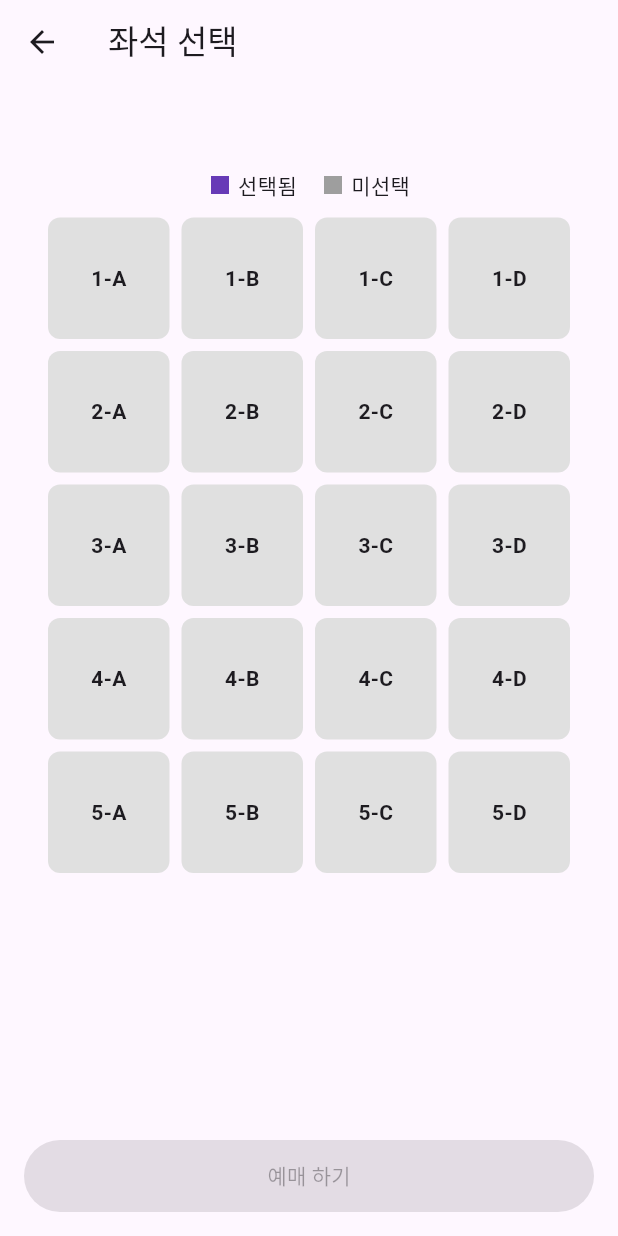
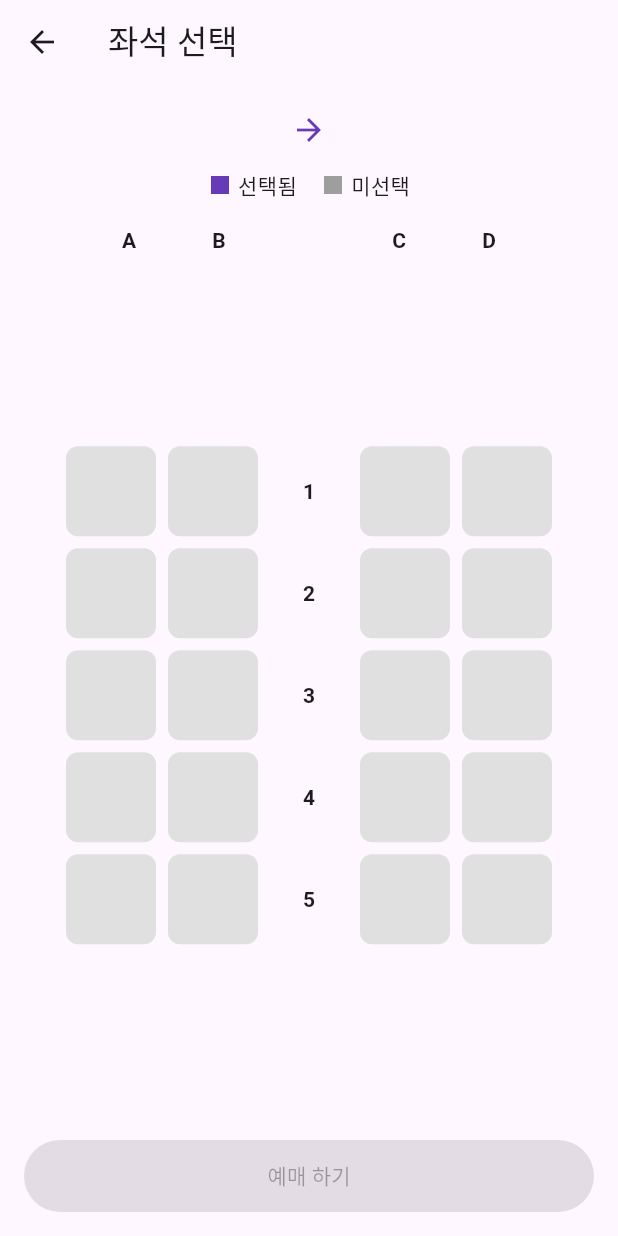
Before and after one commit to singlerose96/flutter_train_app, a Flutter app: the SeatPage screen opened directly with empty values, on a phone screen of 412 x 824 dp. Run offline on Flutter 3.47's test engine with Material 3 defaults, Android fonts, the phone set to English and light mode, and no system bars.

Commit message:
좌석화면 재구성

```diff
--- a/lib/pages/seat_page.dart
+++ b/lib/pages/seat_page.dart
@@ -5,15 +5,21 @@ class SeatPage extends StatefulWidget {
   final String departure;
   final String arrival;
 
-  const SeatPage({super.key, required this.departure, required this.arrival}); // 🟣 ① 출발역/도착역 전달 받음
+  const SeatPage({
+    super.key,
+    required this.departure,
+    required this.arrival,
+  });
 
   @override
   State<SeatPage> createState() => _SeatPageState();
 }
 
 class _SeatPageState extends State<SeatPage> {
-  int? selectedIndex; // 🟣 ② 선택된 좌석 index (null이면 선택 안됨)
-  final List<String> columns = ['A', 'B', 'C', 'D']; // 열 라벨
+  int? selectedIndex;
+  final List<String> columns = ['A', 'B', 'C', 'D'];
+
+  static const double seatSize = 60.0; // 정사각형 좌석 크기
 
   @override
   Widget build(BuildContext context) {
@@ -22,81 +28,41 @@ class _SeatPageState extends State<SeatPage> {
         title: const Text('좌석 선택'),
         leading: IconButton(
           icon: const Icon(Icons.arrow_back),
-          onPressed: () => Navigator.pop(context), // 🟣 뒤로가기 버튼
+          onPressed: () => Navigator.pop(context),
         ),
       ),
       body: Column(
         children: [
           const SizedBox(height: 16),
-          Row( // 🟣 출발역, 도착역 텍스트 표시
+          Row(
             mainAxisAlignment: MainAxisAlignment.spaceEvenly,
             children: [
-              Text(
-                widget.departure,
-                style: const TextStyle(fontSize: 20, color: Colors.deepPurple),
-              ),
-              Text(
-                widget.arrival,
-                style: const TextStyle(fontSize: 20, color: Colors.deepPurple),
-              ),
+              Text(widget.departure, style: const TextStyle(fontSize: 20, color: Colors.deepPurple)),
+              const Icon(Icons.arrow_forward, color: Colors.deepPurple),
+              Text(widget.arrival, style: const TextStyle(fontSize: 20, color: Colors.deepPurple)),
             ],
           ),
           const SizedBox(height: 12),
-          Row( // 🟣 안내 라벨
+          Row(
             mainAxisAlignment: MainAxisAlignment.center,
             children: const [
-
               Icon(Icons.square, color: Colors.deepPurple, size: 16),
               SizedBox(width: 4),
               Text('선택됨'),
-               SizedBox(width: 16),
+              SizedBox(width: 16),
               Icon(Icons.square, color: Colors.grey, size: 16),
               SizedBox(width: 4),
               Text('미선택'),
-
             ],
           ),
           const SizedBox(height: 12),
-          Expanded(
-            child: Padding(
-              padding: const EdgeInsets.symmetric(horizontal: 32),
-              child: GridView.builder(
-                itemCount: 20, // 🟣  총 20개 좌석
-                gridDelegate: const SliverGridDelegateWithFixedCrossAxisCount(
-                  crossAxisCount: 4, // 열 4개
-                  mainAxisSpacing: 8,
-                  crossAxisSpacing: 8,
-                ),
-                itemBuilder: (context, index) {
-                  final isSelected = index == selectedIndex;
-                  final row = (index ~/ 4) + 1; // 1~5
-                  final col = columns[index % 4]; // A~D
-
-                  return GestureDetector(
-                    onTap: () {
-                      setState(() {
-                        selectedIndex = index; // 🟣 좌석 선택 로직: index 저장
-                      });
-                    },
-                    child: Container(
-                      alignment: Alignment.center,
-                      decoration: BoxDecoration(
-                        color: isSelected ? Colors.deepPurple : Colors.grey[300], // 🟣 ⑧ 색상 조건 처리
-                        borderRadius: BorderRadius.circular(8),
-                      ),
-                      child: Text('$row-$col',
-                        style: const TextStyle(fontWeight: FontWeight.bold),
-                      ),
-                    ),
-                  );
-                },
-              ),
-            ),
-          ),
+          _buildColumnLabels(), // 열 라벨 표시
+          const SizedBox(height: 8),
+          Expanded(child: _buildSeatRows()),
           Padding(
             padding: const EdgeInsets.all(16.0),
             child: ElevatedButton(
-              onPressed: selectedIndex == null ? null : () => _showConfirmationDialog(context), // 🟣 선택된 좌석이 있을 때만 활성화
+              onPressed: selectedIndex == null ? null : () => _showConfirmationDialog(context),
               style: ElevatedButton.styleFrom(
                 backgroundColor: Colors.deepPurple,
                 foregroundColor: Colors.white,
@@ -110,10 +76,82 @@ class _SeatPageState extends State<SeatPage> {
     );
   }
 
+  /// 열 라벨 표시 (A, B, C, D)
+  Widget _buildColumnLabels() {
+    return Row(
+      mainAxisAlignment: MainAxisAlignment.center,
+      children: [
+        _columnLabel('A'),
+        _columnLabel('B'),
+        const SizedBox(width: seatSize), // 통로
+        _columnLabel('C'),
+        _columnLabel('D'),
+      ],
+    );
+  }
+
+  Widget _columnLabel(String text) {
+    return Container(
+      width: seatSize,
+      height: seatSize / 2,
+      alignment: Alignment.center,
+      child: Text(text, style: const TextStyle(fontWeight: FontWeight.bold)),
+    );
+  }
+
+  /// 좌석 행 구성 (5행)
+  Widget _buildSeatRows() {
+    return Column(
+      mainAxisAlignment: MainAxisAlignment.center,
+      children: List.generate(5, (row) {
+        final startIndex = row * 4;
+        return Row(
+          mainAxisAlignment: MainAxisAlignment.center,
+          children: [
+            // A, B
+            _seatBox(startIndex),
+            _seatBox(startIndex + 1),
+            // 행 번호 (중앙 통로)
+            Container(
+              width: seatSize,
+              height: seatSize,
+              alignment: Alignment.center,
+              child: Text('${row + 1}', style: const TextStyle(fontWeight: FontWeight.bold)),
+            ),
+            // C, D
+            _seatBox(startIndex + 2),
+            _seatBox(startIndex + 3),
+          ],
+        );
+      }),
+    );
+  }
+
+  Widget _seatBox(int index) {
+    final isSelected = selectedIndex == index;
+
+    return GestureDetector(
+      onTap: () {
+        setState(() {
+          selectedIndex = index;
+        });
+      },
+      child: Container(
+        width: seatSize,
+        height: seatSize,
+        margin: const EdgeInsets.all(4),
+        decoration: BoxDecoration(
+          color: isSelected ? Colors.deepPurple : Colors.grey[300],
+          borderRadius: BorderRadius.circular(8),
+        ),
+      ),
+    );
+  }
+
   void _showConfirmationDialog(BuildContext context) {
     final row = (selectedIndex! ~/ 4) + 1;
     final col = columns[selectedIndex! % 4];
-    final seat = '$row-$col'; // 🟣 선택된 좌석 정보 가공
+    final seat = '$row-$col';
 
     showCupertinoDialog(
       context: context,
@@ -122,14 +160,14 @@ class _SeatPageState extends State<SeatPage> {
         content: Text('좌석: $seat'),
         actions: [
           TextButton(
-            onPressed: () => Navigator.pop(context), // 🟣 ⑪ 취소 시 Dialog 닫기만
+            onPressed: () => Navigator.pop(context),
             child: const Text('취소'),
           ),
           TextButton(
             onPressed: () {
-              Navigator.pop(context); // 다이얼로그 닫기
-              Navigator.pop(context); // SeatPage pop
-              Navigator.pop(context); // HomePage pop (두 번)
+              Navigator.pop(context);
+              Navigator.pop(context);
+              Navigator.pop(context);
             },
             child: const Text('확인'),
           ),
```
